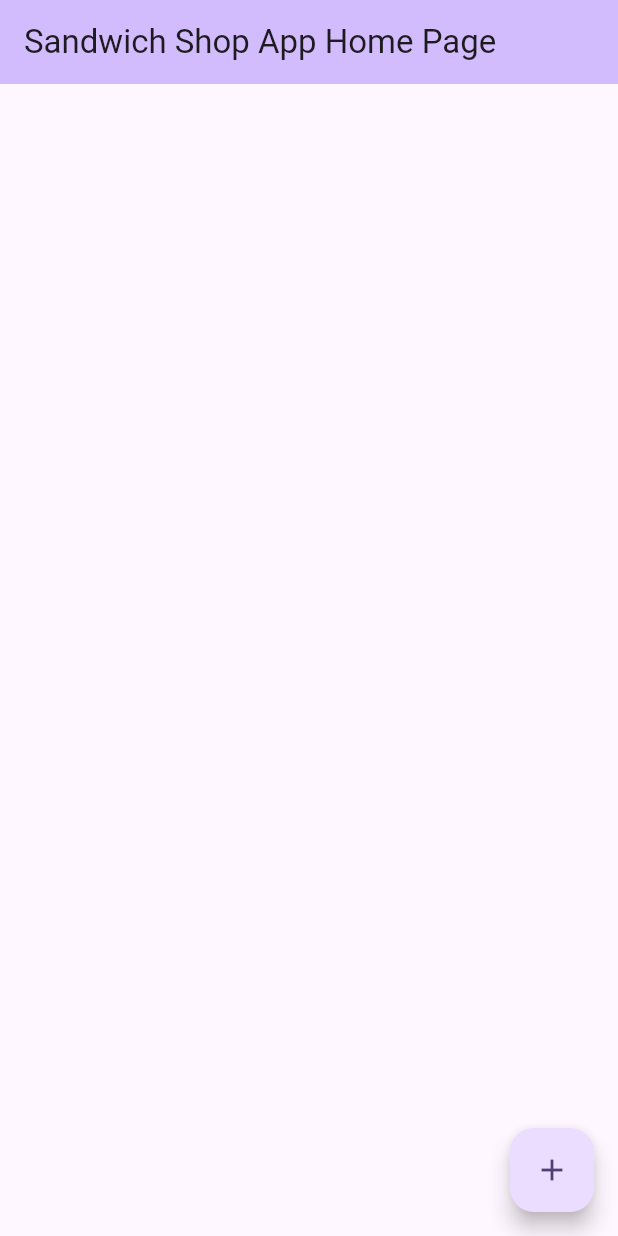
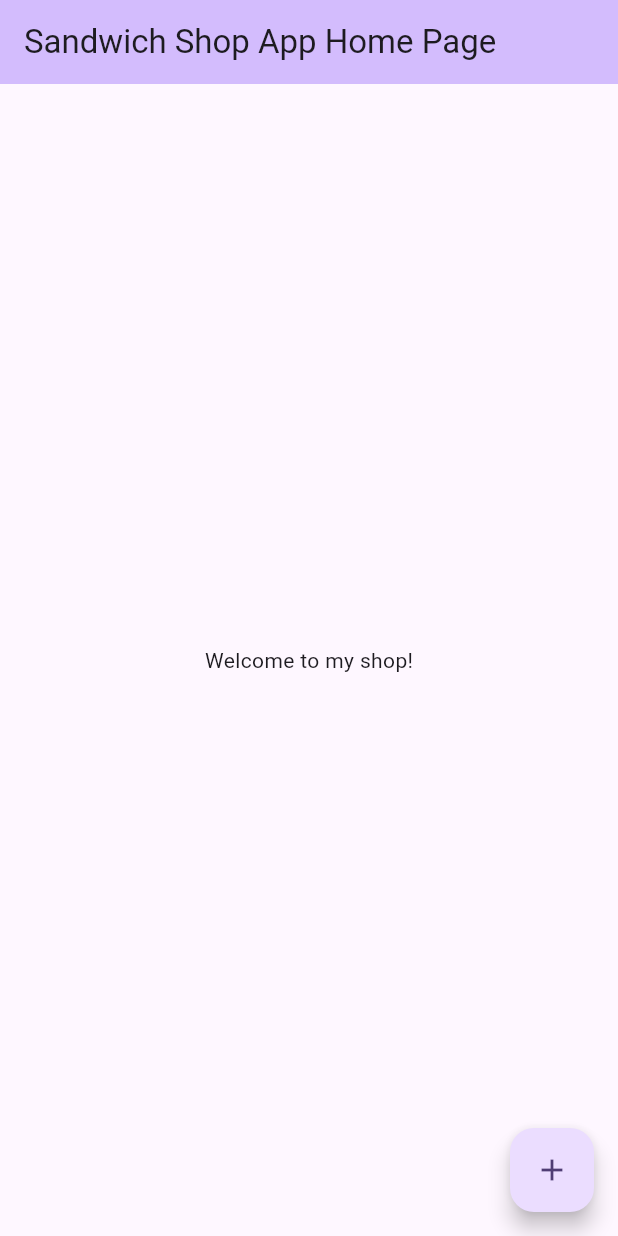
Before and after one commit to Oskar-Wieczorek-2005/first_app, a Flutter app: the screen it shows after launch, on a phone screen of 412 x 824 dp. Run offline on Flutter 3.47's test engine with Material 3 defaults, Android fonts, the phone set to English and light mode, and no system bars.

Commit message:
Fixed previiuse issue, app is now properly a shop app

```diff
--- a/lib/main.dart
+++ b/lib/main.dart
@@ -100,6 +100,7 @@ class _MyHomePageState extends State<MyHomePage> {
           // action in the IDE, or press "p" in the console), to see the
           // wireframe for each widget.
           mainAxisAlignment: MainAxisAlignment.center,
+          children: <Widget>[const Text('Welcome to my shop!')],
         ),
       ),
       floatingActionButton: FloatingActionButton(
```
